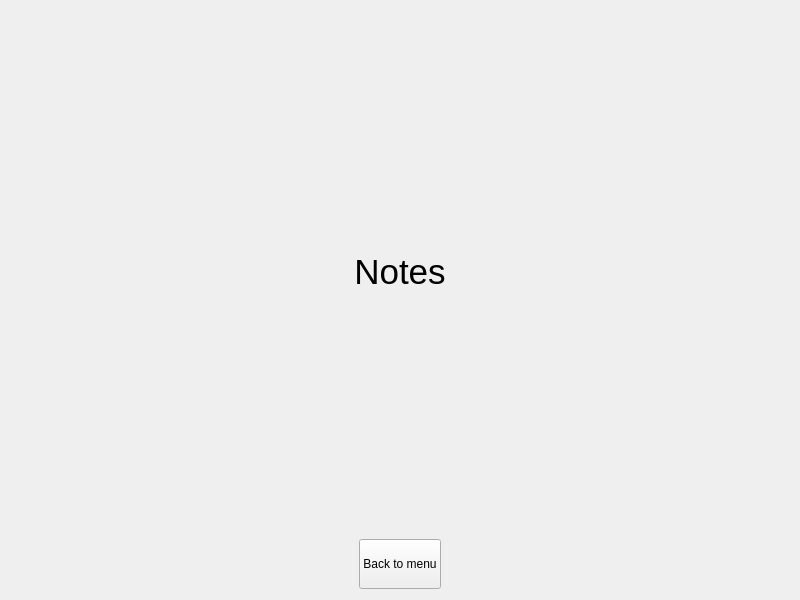
Above: noteswindow.ui from Ancellie/organizer_on_qt before the change. Below: the same form after it.
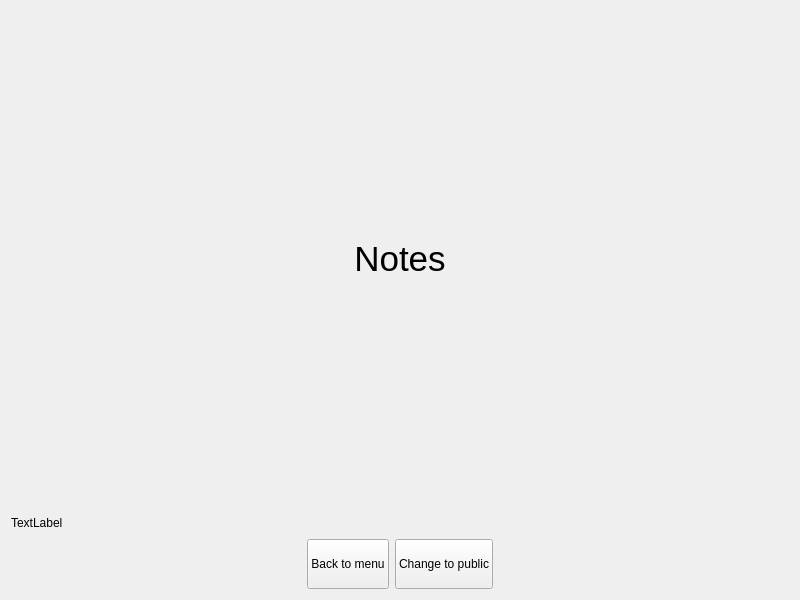
That is the form after the change.

Commit message: notes group edit

```diff
--- a/noteswindow.ui
+++ b/noteswindow.ui
@@ -36,6 +36,25 @@
      </property>
     </widget>
    </item>
+   <item>
+    <widget class="QLabel" name="label_2">
+     <property name="minimumSize">
+      <size>
+       <width>0</width>
+       <height>10</height>
+      </size>
+     </property>
+     <property name="maximumSize">
+      <size>
+       <width>16777215</width>
+       <height>20</height>
+      </size>
+     </property>
+     <property name="text">
+      <string>TextLabel</string>
+     </property>
+    </widget>
+   </item>
    <item>
     <layout class="QVBoxLayout" name="verticalLayout"/>
    </item>
@@ -67,6 +86,19 @@
        </property>
       </widget>
      </item>
+     <item>
+      <widget class="QPushButton" name="changeButton">
+       <property name="minimumSize">
+        <size>
+         <width>0</width>
+         <height>50</height>
+        </size>
+       </property>
+       <property name="text">
+        <string>Change to public</string>
+       </property>
+      </widget>
+     </item>
      <item>
       <spacer name="horizontalSpacer">
        <property name="orientation">
```
The commit also changes 2 other files.
